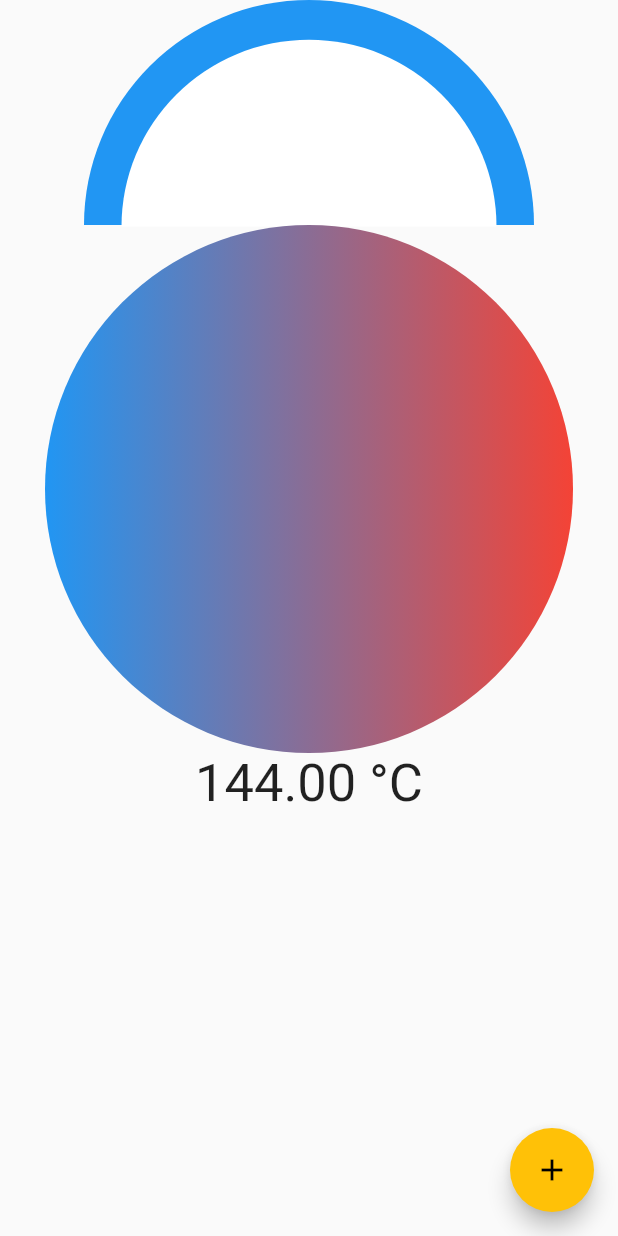
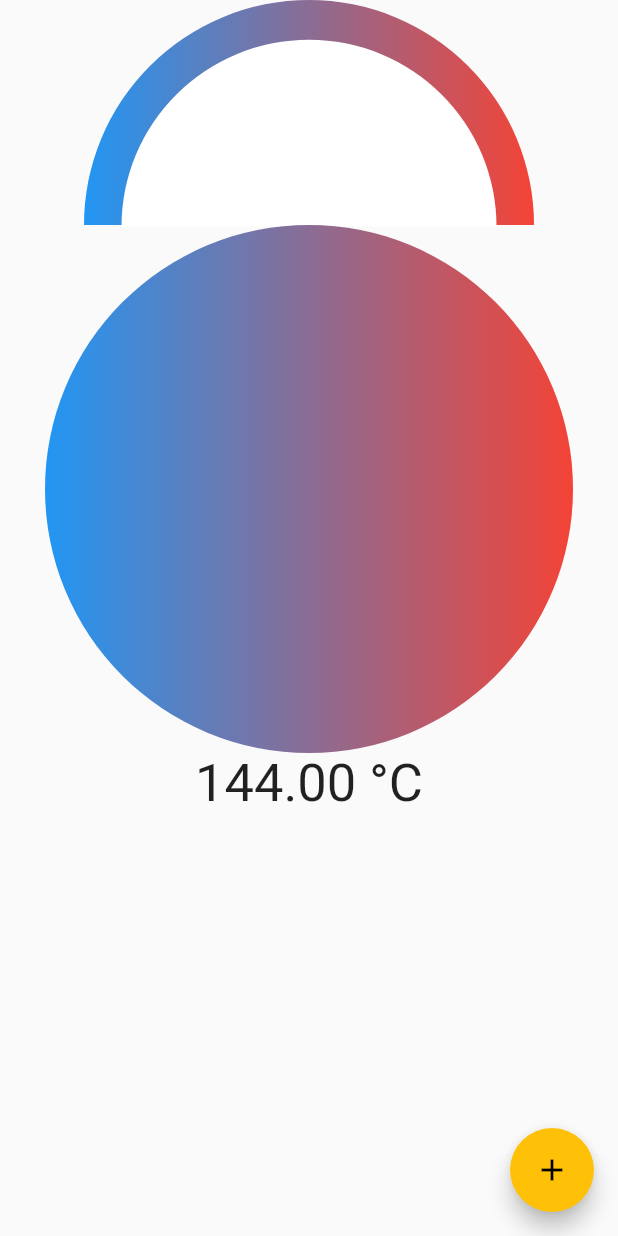
Before and after one commit to Nuytemans-Dieter/OvenApp, a Flutter app: the screen it shows after launch, after a tap on the "add" icon, on a phone screen of 412 x 824 dp. Run offline on Flutter 3.47's test engine with Material 2 defaults, Android fonts, the phone set to English and light mode, and no system bars; our stand-ins replace flutter_bluetooth_serial.

Commit message:
Implement color shader

```diff
--- a/lib/widgets/Arc.dart
+++ b/lib/widgets/Arc.dart
@@ -1,5 +1,6 @@
 import 'package:flutter/material.dart';
 import 'dart:math' as math;
+import 'dart:ui' as ui;
 
 class Arc extends StatelessWidget {
   final double diameter;
@@ -35,7 +36,11 @@ class ArcPainter extends CustomPainter {
 
     // Draw semi-circle
 
-    Paint paint = Paint()..color = Colors.blue;
+    Paint paint = Paint()..shader = ui.Gradient.linear(
+      Offset(centerOffset.dx - size.width / 2, 0),
+      Offset(centerOffset.dx + size.width / 2, 0),
+      [Colors.blue, Colors.red],
+    );
     canvas.drawArc(
       Rect.fromCenter(
         center: centerOffset,
@@ -49,11 +54,12 @@ class ArcPainter extends CustomPainter {
     );
 
     // Cut out part of semi-circle
+
     Paint eraser = Paint();
     eraser.color = backgroundColor;
     canvas.drawArc(
       Rect.fromCenter(
-        center: Offset( centerOffset.dx, centerOffset.dy + 1 ),
+        center: Offset(centerOffset.dx, centerOffset.dy + 1),
         height: (2 * size.height) - border - 1,
         width: size.width - border,
       ),
```
